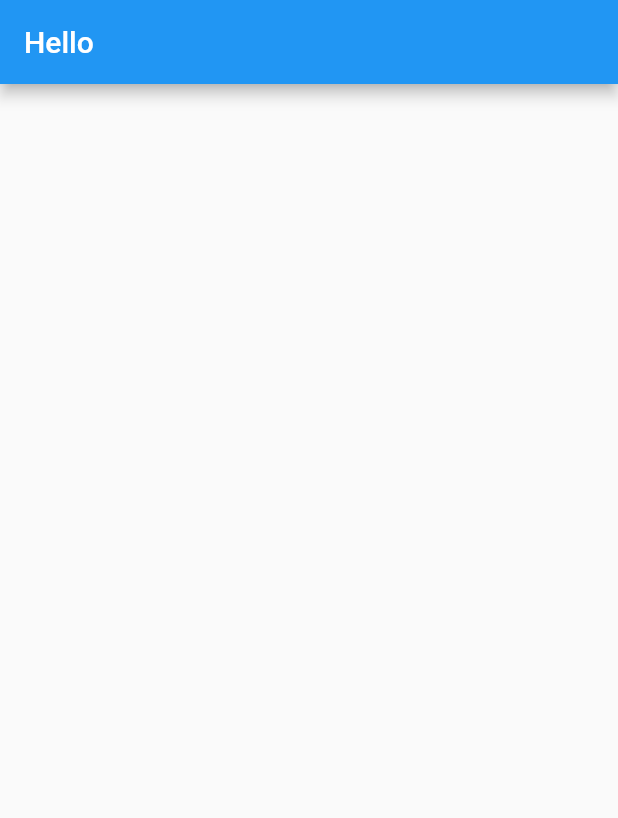
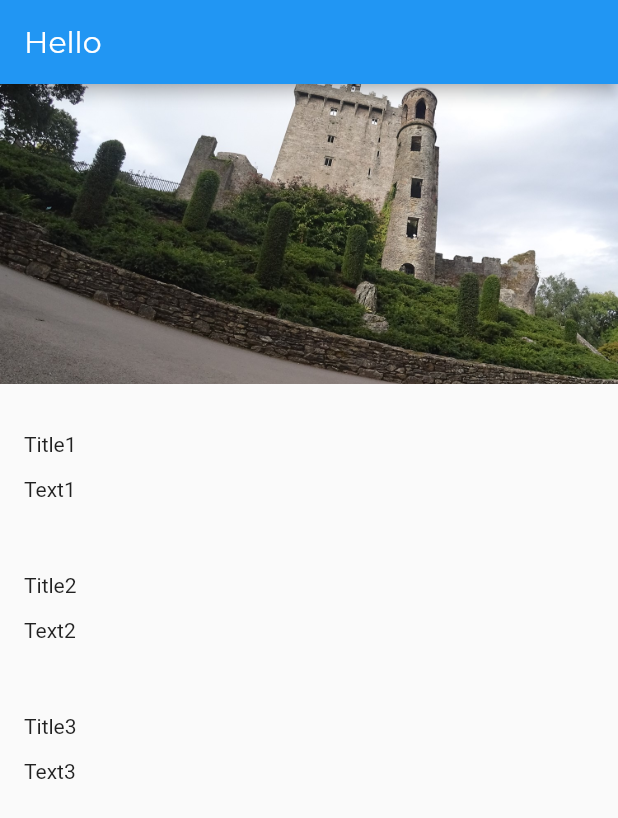
Before and after one commit to carol-lima/tourismando, a Flutter app: the screen it shows after launch, on a phone screen of 412 x 824 dp. Shown: the top 818 px of the screen. Run offline on Flutter 3.47's test engine with Material 2 defaults, Android fonts, the phone set to English and light mode, and no system bars.

Commit message:
Added image, fonts, text and layout

```diff
--- a/lib/app.dart
+++ b/lib/app.dart
@@ -2,13 +2,18 @@
 
 import 'package:flutter/material.dart';
 import 'package:tourismando/screens/location_detail/location_detail.dart';
+import 'style.dart';
 
 class App extends StatelessWidget {
-
   @override
   Widget build(BuildContext context) {
     return MaterialApp(
       home: LocationDetail(),
+      theme: ThemeData(
+        appBarTheme: AppBarTheme(
+          textTheme: TextTheme(title: AppBarTextStyle)
+        )
+      )
     );
   }
 }
--- /dev/null
+++ b/lib/screens/location_detail/image_banner.dart
@@ -0,0 +1,20 @@
+import 'package:flutter/material.dart';
+// We're not going to reuse this widget so we can keep it local to this screen
+class ImageBanner extends StatelessWidget {
+  final String _assetPath;
+
+  ImageBanner(this._assetPath);
+
+  @override
+  Widget build(BuildContext context) {
+    return Container(
+        constraints: BoxConstraints.expand(
+          height: 200.0,
+        ),
+        decoration: BoxDecoration(color: Colors.grey),
+        child: Image.asset(
+          _assetPath,
+          fit: BoxFit.cover
+        ));
+  }
+}
--- a/lib/screens/location_detail/location_detail.dart
+++ b/lib/screens/location_detail/location_detail.dart
@@ -1,6 +1,8 @@
 // screens/home/home.dart
 
 import 'package:flutter/material.dart';
+import 'image_banner.dart';
+import 'package:tourismando/screens/location_detail/text_section.dart';
 
 class LocationDetail extends StatelessWidget {
   @override
@@ -9,7 +11,16 @@ class LocationDetail extends StatelessWidget {
       appBar: AppBar(
         title: Text('Hello'),
       ),
-            body: Text(''),
+      body: Column(
+        mainAxisAlignment: MainAxisAlignment.start,
+        crossAxisAlignment: CrossAxisAlignment.stretch,
+        children: [
+          ImageBanner("assets/images/blarney-castle.jpg"),
+          TextSection("Title1", "Text1"),
+          TextSection("Title2", "Text2"),
+          TextSection("Title3", "Text3"),
+        ]
+      )
     );
   }
 }
--- /dev/null
+++ b/lib/screens/location_detail/text_section.dart
@@ -0,0 +1,27 @@
+import 'package:flutter/material.dart';
+// We're not going to reuse this widget so we can keep it local to this screen
+class TextSection extends StatelessWidget {
+  final String _title;
+  final String _body;
+  static const double _hPad = 16.0;
+
+
+  TextSection(this._title, this._body);
+
+  @override
+  Widget build(BuildContext context) {
+    return Column(
+      mainAxisAlignment: MainAxisAlignment.start,
+      crossAxisAlignment: CrossAxisAlignment.stretch,
+      children: [
+        Container(
+          padding: const EdgeInsets.fromLTRB(_hPad, 32.0, _hPad, 4.0),
+          child: Text(_title),
+        ),
+        Container(
+            padding: const EdgeInsets.fromLTRB(_hPad, 10.0, _hPad, _hPad),
+            child: Text(_body),
+        ),
+      ]);
+  }
+}
--- /dev/null
+++ b/lib/style.dart
@@ -0,0 +1,14 @@
+import 'package:flutter/material.dart';
+
+const LargeTextSize = 26.0;
+const MediumTextSize = 20.0;
+const BodyTextSize = 16.0;
+
+const String FontNameDefault = 'Montserrat';
+
+const AppBarTextStyle = TextStyle(
+  fontFamily: FontNameDefault,
+  fontWeight: FontWeight.w300,
+  fontSize: MediumTextSize,
+  color: Colors.white,
+);
```
Also changed, not shown: pubspec.yaml (+9 -8 lines), assets/fonts/Montserrat-Bold.ttf (added), assets/fonts/Montserrat-Regular.ttf (added), assets/images/blarney-castle.jpg (added). Lines whose indentation alone changed are shown as unchanged.
